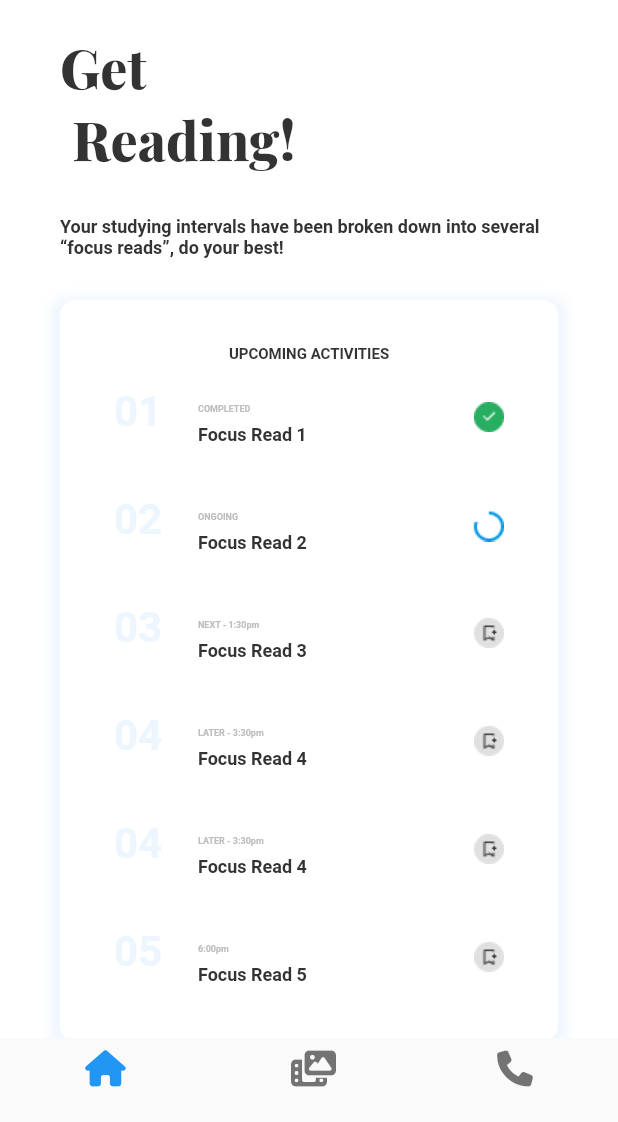
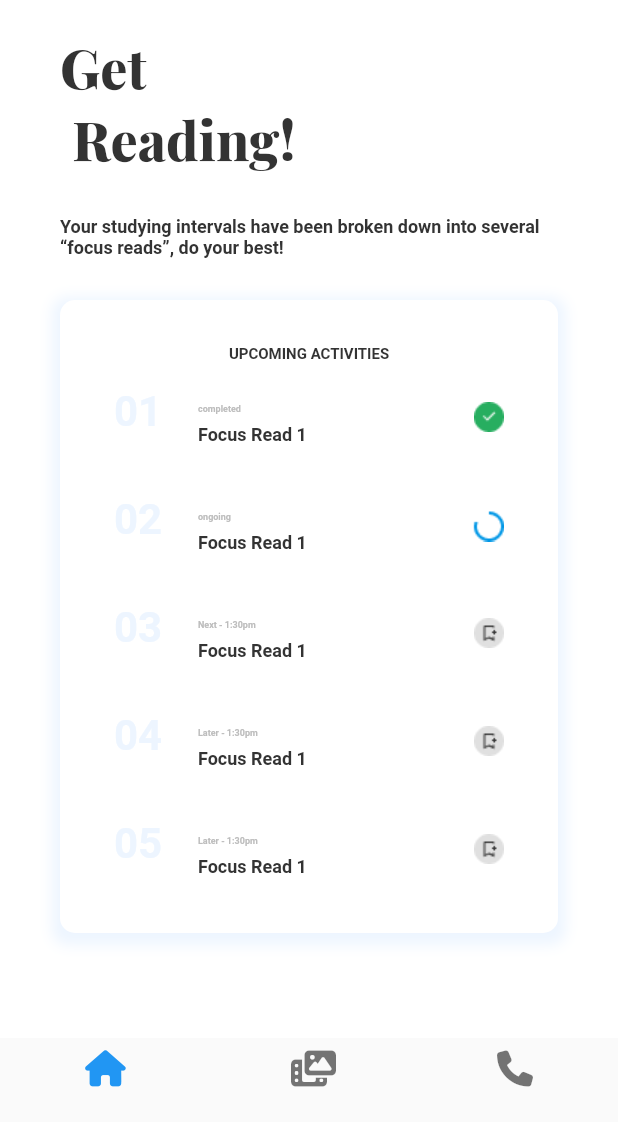
Before and after one commit to michael-stac/reminder, a Flutter app: the ScreenTwo screen opened directly, on a phone screen of 412 x 824 dp, the part 114-1236 px from its top. Run offline on Flutter 3.47's test engine with Material 2 defaults, Android fonts, the phone set to English and light mode, and no system bars; our stand-ins replace font_awesome_flutter, google_fonts.

Commit message:
Refactored activity page

```diff
--- a/lib/Screen/Authentication/sign_up.dart
+++ b/lib/Screen/Authentication/sign_up.dart
@@ -17,8 +17,6 @@ class _RegisterPageState extends State<RegisterPage> {
   Widget build(BuildContext context) {
     return Scaffold(
       floatingActionButton: SizedBox(
-        height: 70.0,
-        width: 90.0,
         child: FloatingActionButton(
           elevation: 0,
           backgroundColor: const Color(0xff333333),
@@ -45,10 +43,7 @@ class _RegisterPageState extends State<RegisterPage> {
         elevation: 0,
         title: Text(
           "STUDEASY",
-          style: TextStyles.bold(
-            14,
-              AppColors.vanadyBlue
-          ),
+          style: TextStyles.bold(14, AppColors.vanadyBlue),
         ),
       ),
       body: SingleChildScrollView(
--- a/lib/Screen/Onboarding/onboarding.dart
+++ b/lib/Screen/Onboarding/onboarding.dart
@@ -22,7 +22,8 @@ class _OnboardingPageState extends State<OnboardingPage> {
       floatingActionButton: FloatingActionButton(
         backgroundColor: const Color(0xffEDF5FF),
         onPressed: () {
-         Navigator.push(context, MaterialPageRoute(builder: (context) =>RegisterPage()));
+          Navigator.push(
+              context, MaterialPageRoute(builder: (context) => RegisterPage()));
         },
         child: Text(
           "Next",
@@ -56,10 +57,7 @@ class _OnboardingPageState extends State<OnboardingPage> {
           padding: const EdgeInsets.symmetric(horizontal: 41),
           child: Text(
             "STUDEASY",
-            style: TextStyles.bold(
-              14,
-                AppColors.vanadyBlue
-            ),
+            style: TextStyles.bold(14, AppColors.vanadyBlue),
           ),
         ),
       ),
@@ -108,9 +106,8 @@ class _OnboardingPageState extends State<OnboardingPage> {
                     );
                   }),
             ),
-            const SizedBox(height: 10),
             const SizedBox(
-              height: 30,
+              height: 40,
             ),
           ],
         ),
--- a/lib/Screen/screen_two.dart
+++ b/lib/Screen/screen_two.dart
@@ -11,6 +11,13 @@ class ScreenTwo extends StatefulWidget {
 }
 
 class _ScreenTwoState extends State<ScreenTwo> {
+  List<Map> activities = [
+    {"status": "completed", "title": "Focus Read ", "time": "1:30pm"},
+    {"status": "ongoing", "title": "Focus Read ", "time": "1:30pm"},
+    {"status": "Next", "title": "Focus Read ", "time": "1:30pm"},
+    {"status": "Later", "title": "Focus Read ", "time": "1:30pm"},
+    {"status": "Later", "title": "Focus Read ", "time": "1:30pm"},
+  ];
   @override
   Widget build(BuildContext context) {
     return Scaffold(
@@ -102,166 +109,49 @@ class _ScreenTwoState extends State<ScreenTwo> {
                             style: GoogleFonts.roboto(
                                 fontWeight: FontWeight.w500,
                                 fontSize: 10,
-                                color: AppColors.black
+                                color: AppColors.black),
                           ),
                         ),
-                        ),
-                        ListTile(
+                        ...List.generate(activities.length, (index) {
+                          final data = activities[index];
+
+                          final time = data['status'] == "completed" ||
+                                  data['status'] == "ongoing"
+                              ? ''
+                              : " - ${data['time']}";
+
+                          final image = data['status'] == 'completed'
+                              ? "assets/images/loading.png"
+                              : data['status'] == "ongoing"
+                                  ? "assets/images/progress.png"
+                                  : "assets/images/downlod.png";
+
+                          return ListTile(
                             leading: Text(
-                            "01",
+                              "0${index + 1}",
                               style: GoogleFonts.roboto(
                                   fontWeight: FontWeight.w700,
                                   fontSize: 28,
                                   color: AppColors.softBlue),
                             ),
                             title: Text(
-                            "COMPLETED",
+                              data['status'] + time,
                               style: GoogleFonts.roboto(
                                   fontWeight: FontWeight.w500,
                                   fontSize: 6,
                                   color: AppColors.gray),
                             ),
-                          subtitle: Text(
-                            "Focus Read 1",
+                            subtitle: Text("Focus Read 1",
                                 style: GoogleFonts.roboto(
                                   fontWeight: FontWeight.w500,
                                   fontSize: 12,
-                                color: AppColors.black,)
+                                  color: AppColors.black,
+                                )),
+                            trailing: Image(
+                              image: AssetImage(image),
                             ),
-                          trailing: const Image(
-                            image: AssetImage(("assets/images/loading.png")),
-                          ),
-                        ),
-                        ListTile(
-                          leading: Text(
-                            "02",
-                            style: GoogleFonts.roboto(
-                                fontWeight: FontWeight.w700,
-                                fontSize: 28,
-                                color: AppColors.softBlue),
-                          ),
-                          title: Text(
-                            "ONGOING",
-                            style: GoogleFonts.roboto(
-                                fontWeight: FontWeight.w500,
-                                fontSize: 6,
-                                color: AppColors.gray),
-                          ),
-                          subtitle: Text(
-                            "Focus Read 2",
-                            style: GoogleFonts.roboto(
-                                fontWeight: FontWeight.w500,
-                                fontSize: 12,
-                              color: AppColors.black,),
-                          ),
-                          trailing: const Image(
-                            image: AssetImage(("assets/images/progress.png")),
-                          ),
-                        ),
-                        ListTile(
-                          leading: Text(
-                            "03",
-                            style: GoogleFonts.roboto(
-                                fontWeight: FontWeight.w700,
-                                fontSize: 28,
-                                color: AppColors.softBlue),
-                          ),
-                          title: Text(
-                            "NEXT - 1:30pm",
-                            style: GoogleFonts.roboto(
-                                fontWeight: FontWeight.w500,
-                                fontSize: 6,
-                                color: AppColors.gray),
-                          ),
-                          subtitle: Text(
-                            "Focus Read 3",
-                            style: GoogleFonts.roboto(
-                                fontWeight: FontWeight.w500,
-                                fontSize: 12,
-                                color: AppColors.black),
-                          ),
-                          trailing: const Image(
-                            image: AssetImage(("assets/images/downlod.png")),
-                          ),
-                        ),
-                        ListTile(
-                          leading: Text(
-                            "04",
-                            style: GoogleFonts.roboto(
-                                fontWeight: FontWeight.w700,
-                                fontSize: 28,
-                                color: AppColors.softBlue),
-                          ),
-                          title: Text(
-                            "LATER - 3:30pm",
-                            style: GoogleFonts.roboto(
-                                fontWeight: FontWeight.w500,
-                                fontSize: 6,
-                                color: AppColors.gray),
-                          ),
-                          subtitle: Text(
-                            "Focus Read 4",
-                            style: GoogleFonts.roboto(
-                                fontWeight: FontWeight.w500,
-                                fontSize: 12,
-                                color: AppColors.black),
-                          ),
-                          trailing: const Image(
-                            image: AssetImage(("assets/images/downlod.png")),
-                          ),
-                        ),
-                        ListTile(
-                          leading: Text(
-                            "04",
-                            style: GoogleFonts.roboto(
-                                fontWeight: FontWeight.w700,
-                                fontSize: 28,
-                                color: AppColors.softBlue),
-                          ),
-                          title: Text(
-                            "LATER - 3:30pm",
-                            style: GoogleFonts.roboto(
-                                fontWeight: FontWeight.w500,
-                                fontSize: 6,
-                                color: AppColors.gray),
-                          ),
-                          subtitle: Text(
-                            "Focus Read 4",
-                            style: GoogleFonts.roboto(
-                                fontWeight: FontWeight.w500,
-                                fontSize: 12,
-                                color: AppColors.black),
-                          ),
-                          trailing: const Image(
-                            image: AssetImage(("assets/images/downlod.png")),
-                          ),
-                        ),
-                        ListTile(
-                          leading: Text(
-                            "05",
-                            style: GoogleFonts.roboto(
-                                fontWeight: FontWeight.w700,
-                                fontSize: 28,
-                                color: AppColors.softBlue),
-                          ),
-                          title: Text(
-                            "6:00pm",
-                            style: GoogleFonts.roboto(
-                                fontWeight: FontWeight.w500,
-                                fontSize: 6,
-                                color: AppColors.gray),
-                          ),
-                          subtitle: Text(
-                            "Focus Read 5",
-                            style: GoogleFonts.roboto(
-                                fontWeight: FontWeight.w500,
-                                fontSize: 12,
-                                color: AppColors.black),
-                          ),
-                          trailing: const Image(
-                            image: AssetImage(("assets/images/downlod.png")),
-                          ),
-                        ),
+                          );
+                        })
                       ],
                     ),
                   ),
--- a/lib/main.dart
+++ b/lib/main.dart
@@ -12,10 +12,9 @@ class MyApp extends StatelessWidget {
   // This widget is the root of your application.
   @override
   Widget build(BuildContext context) {
-    return  const MaterialApp(
+    return const MaterialApp(
       debugShowCheckedModeBanner: false,
-      home:OnboardingPage(),
+      home: OnboardingPage(),
     );
-
   }
 }
```
Lines whose indentation alone changed are shown as unchanged.
